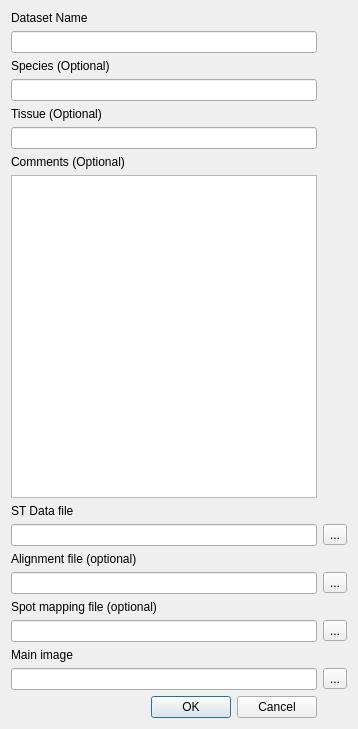
The window that assets/ui/datasetImporter.ui (jfnavarro/st_viewer) describes before a commit, drawn with Qt 5.
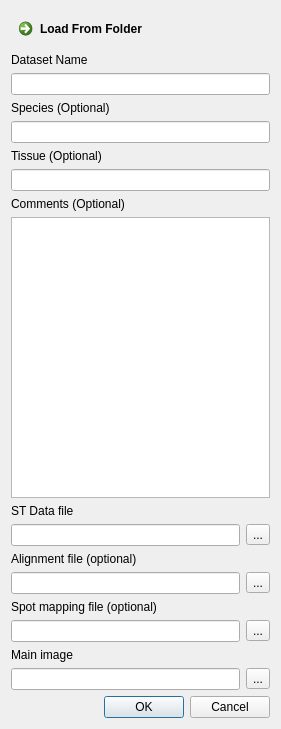
The same window after the commit.

The edit to the form file:
```diff
--- a/assets/ui/datasetImporter.ui
+++ b/assets/ui/datasetImporter.ui
@@ -6,7 +6,7 @@
    <rect>
     <x>0</x>
     <y>0</y>
-    <width>358</width>
+    <width>281</width>
     <height>729</height>
    </rect>
   </property>
@@ -14,121 +14,199 @@
    <string>Import Dataset</string>
   </property>
   <layout class="QGridLayout" name="gridLayout">
-   <item row="15" column="1">
-    <widget class="QToolButton" name="loadMainImageFile">
-     <property name="text">
-      <string>...</string>
-     </property>
-    </widget>
-   </item>
-   <item row="16" column="0">
-    <widget class="QDialogButtonBox" name="buttonBox">
-     <property name="orientation">
-      <enum>Qt::Horizontal</enum>
-     </property>
-     <property name="standardButtons">
-      <set>QDialogButtonBox::Cancel|QDialogButtonBox::Ok</set>
-     </property>
-    </widget>
-   </item>
-   <item row="9" column="0">
-    <widget class="QLineEdit" name="stDataFile"/>
-   </item>
-   <item row="3" column="0">
-    <widget class="QLineEdit" name="species"/>
-   </item>
    <item row="0" column="0">
+    <layout class="QHBoxLayout" name="horizontalLayout">
+     <item>
+      <widget class="QCommandLinkButton" name="loadFolder">
+       <property name="cursor">
+        <cursorShape>PointingHandCursor</cursorShape>
+       </property>
+       <property name="toolTip">
+        <string>Load dataset from a folder</string>
+       </property>
+       <property name="statusTip">
+        <string>Load dataset from a folder</string>
+       </property>
+       <property name="text">
+        <string>Load From Folder</string>
+       </property>
+       <property name="iconSize">
+        <size>
+         <width>25</width>
+         <height>25</height>
+        </size>
+       </property>
+      </widget>
+     </item>
+    </layout>
+   </item>
+   <item row="1" column="0">
     <widget class="QLabel" name="label">
      <property name="text">
       <string>Dataset Name</string>
      </property>
     </widget>
    </item>
+   <item row="2" column="0">
+    <widget class="QLineEdit" name="datasetName"/>
+   </item>
+   <item row="3" column="0">
+    <widget class="QLabel" name="label_7">
+     <property name="text">
+      <string>Species (Optional)</string>
+     </property>
+    </widget>
+   </item>
    <item row="4" column="0">
+    <widget class="QLineEdit" name="species"/>
+   </item>
+   <item row="5" column="0">
     <widget class="QLabel" name="label_9">
      <property name="text">
       <string>Tissue (Optional)</string>
      </property>
     </widget>
    </item>
+   <item row="6" column="0">
+    <widget class="QLineEdit" name="tissue"/>
+   </item>
+   <item row="7" column="0">
+    <widget class="QLabel" name="label_8">
+     <property name="text">
+      <string>Comments (Optional)</string>
+     </property>
+    </widget>
+   </item>
    <item row="8" column="0">
+    <widget class="QTextEdit" name="comments"/>
+   </item>
+   <item row="9" column="0">
     <widget class="QLabel" name="label_2">
      <property name="text">
       <string>ST Data file</string>
      </property>
     </widget>
    </item>
-   <item row="2" column="0">
-    <widget class="QLabel" name="label_7">
-     <property name="text">
-      <string>Species (Optional)</string>
-     </property>
-    </widget>
-   </item>
-   <item row="5" column="0">
-    <widget class="QLineEdit" name="tissue"/>
-   </item>
    <item row="10" column="0">
+    <layout class="QHBoxLayout" name="horizontalLayout_2">
+     <item>
+      <widget class="QLineEdit" name="stDataFile"/>
+     </item>
+     <item>
+      <widget class="QToolButton" name="loadSTDataFile">
+       <property name="cursor">
+        <cursorShape>SplitHCursor</cursorShape>
+       </property>
+       <property name="toolTip">
+        <string>Choose file</string>
+       </property>
+       <property name="statusTip">
+        <string>Choose file</string>
+       </property>
+       <property name="text">
+        <string>...</string>
+       </property>
+      </widget>
+     </item>
+    </layout>
+   </item>
+   <item row="11" column="0">
     <widget class="QLabel" name="label_6">
      <property name="text">
       <string>Alignment file (optional)</string>
      </property>
     </widget>
    </item>
-   <item row="11" column="0">
-    <widget class="QLineEdit" name="imageAlignmentFile"/>
-   </item>
-   <item row="15" column="0">
-    <widget class="QLineEdit" name="mainImageFile"/>
-   </item>
-   <item row="11" column="1">
-    <widget class="QToolButton" name="loadImageAlignmentFile">
-     <property name="text">
-      <string>...</string>
-     </property>
-    </widget>
-   </item>
-   <item row="6" column="0">
-    <widget class="QLabel" name="label_8">
-     <property name="text">
-      <string>Comments (Optional)</string>
-     </property>
-    </widget>
-   </item>
-   <item row="14" column="0">
-    <widget class="QLabel" name="label_4">
-     <property name="text">
-      <string>Main image</string>
-     </property>
-    </widget>
-   </item>
-   <item row="7" column="0">
-    <widget class="QTextEdit" name="comments"/>
-   </item>
-   <item row="1" column="0">
-    <widget class="QLineEdit" name="datasetName"/>
-   </item>
-   <item row="9" column="1">
-    <widget class="QToolButton" name="loadSTDataFile">
-     <property name="text">
-      <string>...</string>
-     </property>
-    </widget>
-   </item>
    <item row="12" column="0">
+    <layout class="QHBoxLayout" name="horizontalLayout_3">
+     <item>
+      <widget class="QLineEdit" name="imageAlignmentFile"/>
+     </item>
+     <item>
+      <widget class="QToolButton" name="loadImageAlignmentFile">
+       <property name="cursor">
+        <cursorShape>SplitVCursor</cursorShape>
+       </property>
+       <property name="toolTip">
+        <string>Choose file</string>
+       </property>
+       <property name="statusTip">
+        <string>Choose file</string>
+       </property>
+       <property name="text">
+        <string>...</string>
+       </property>
+      </widget>
+     </item>
+    </layout>
+   </item>
+   <item row="13" column="0">
     <widget class="QLabel" name="label_3">
      <property name="text">
       <string>Spot mapping file (optional)</string>
      </property>
     </widget>
    </item>
-   <item row="13" column="0">
-    <widget class="QLineEdit" name="spotMapFile"/>
+   <item row="14" column="0">
+    <layout class="QHBoxLayout" name="horizontalLayout_4">
+     <item>
+      <widget class="QLineEdit" name="spotMapFile"/>
+     </item>
+     <item>
+      <widget class="QToolButton" name="loadSpotMapFile">
+       <property name="cursor">
+        <cursorShape>PointingHandCursor</cursorShape>
+       </property>
+       <property name="toolTip">
+        <string>Choose file</string>
+       </property>
+       <property name="statusTip">
+        <string>Choose file</string>
+       </property>
+       <property name="text">
+        <string>...</string>
+       </property>
+      </widget>
+     </item>
+    </layout>
    </item>
-   <item row="13" column="1">
-    <widget class="QToolButton" name="loadSpotMapFile">
+   <item row="15" column="0">
+    <widget class="QLabel" name="label_4">
      <property name="text">
-      <string>...</string>
+      <string>Main image</string>
+     </property>
+    </widget>
+   </item>
+   <item row="16" column="0">
+    <layout class="QHBoxLayout" name="horizontalLayout_5">
+     <item>
+      <widget class="QLineEdit" name="mainImageFile"/>
+     </item>
+     <item>
+      <widget class="QToolButton" name="loadMainImageFile">
+       <property name="cursor">
+        <cursorShape>PointingHandCursor</cursorShape>
+       </property>
+       <property name="toolTip">
+        <string>Choose file</string>
+       </property>
+       <property name="statusTip">
+        <string>Choose file</string>
+       </property>
+       <property name="text">
+        <string>...</string>
+       </property>
+      </widget>
+     </item>
+    </layout>
+   </item>
+   <item row="17" column="0">
+    <widget class="QDialogButtonBox" name="buttonBox">
+     <property name="orientation">
+      <enum>Qt::Horizontal</enum>
+     </property>
+     <property name="standardButtons">
+      <set>QDialogButtonBox::Cancel|QDialogButtonBox::Ok</set>
      </property>
     </widget>
    </item>
```
